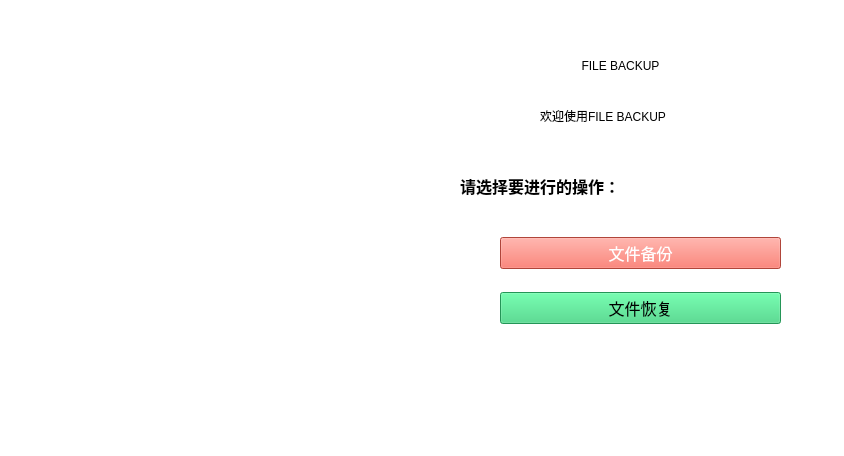
Qt form backup.ui (Blizzard-cyber/FILE-BACKUP) before a commit.
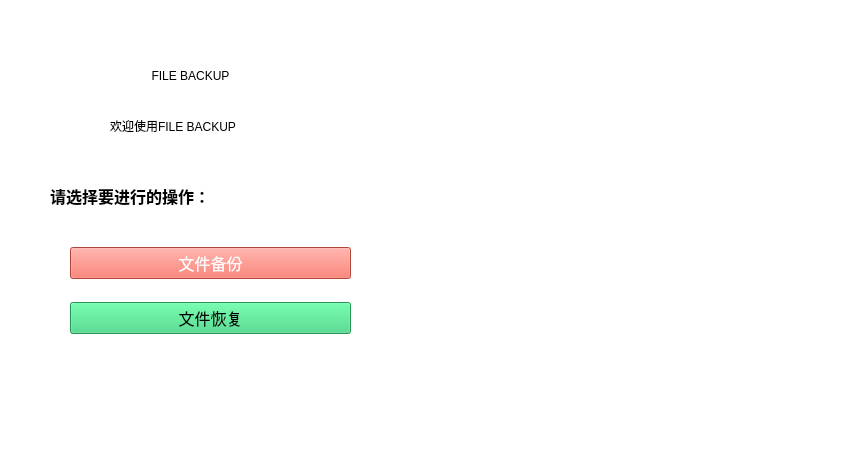
The same form after that commit.

The edit to the form file:
```diff
--- a/backup.ui
+++ b/backup.ui
@@ -19,8 +19,8 @@
   <widget class="QLabel" name="label">
    <property name="geometry">
     <rect>
-     <x>480</x>
-     <y>40</y>
+     <x>50</x>
+     <y>50</y>
      <width>281</width>
      <height>51</height>
     </rect>
@@ -38,15 +38,15 @@
   <widget class="QWidget" name="layoutWidget">
    <property name="geometry">
     <rect>
-     <x>500</x>
-     <y>220</y>
+     <x>70</x>
+     <y>230</y>
      <width>281</width>
      <height>121</height>
     </rect>
    </property>
    <layout class="QVBoxLayout" name="verticalLayout">
     <item>
-     <widget class="QPushButton" name="backup">
+     <widget class="QPushButton" name="backup1">
       <property name="font">
        <font>
         <pointsize>12</pointsize>
@@ -82,10 +82,10 @@
   <widget class="QLabel" name="label_image">
    <property name="geometry">
     <rect>
-     <x>-10</x>
-     <y>-10</y>
-     <width>431</width>
-     <height>471</height>
+     <x>430</x>
+     <y>-20</y>
+     <width>421</width>
+     <height>481</height>
     </rect>
    </property>
    <property name="text">
@@ -95,8 +95,8 @@
   <widget class="QLabel" name="label_2">
    <property name="geometry">
     <rect>
-     <x>460</x>
-     <y>170</y>
+     <x>50</x>
+     <y>180</y>
      <width>161</width>
      <height>31</height>
     </rect>
@@ -115,8 +115,8 @@
   <widget class="QLabel" name="label_3">
    <property name="geometry">
     <rect>
-     <x>540</x>
-     <y>100</y>
+     <x>110</x>
+     <y>110</y>
      <width>161</width>
      <height>31</height>
     </rect>
```
